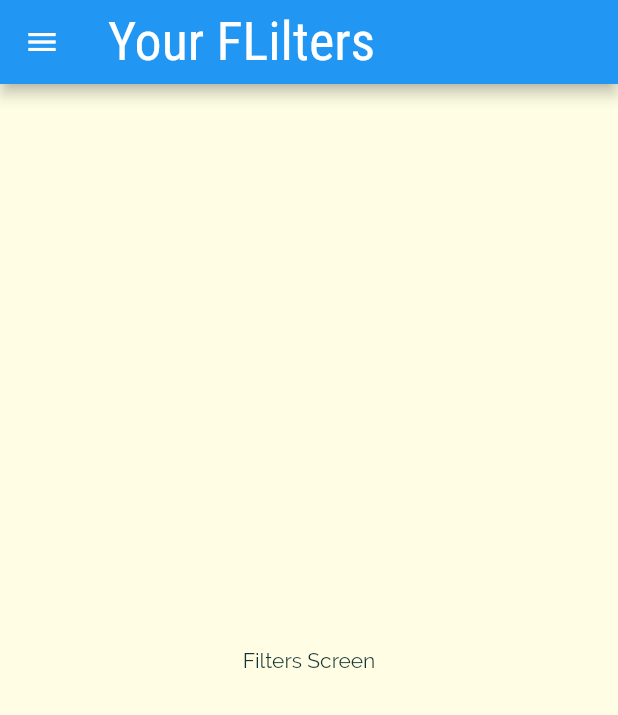
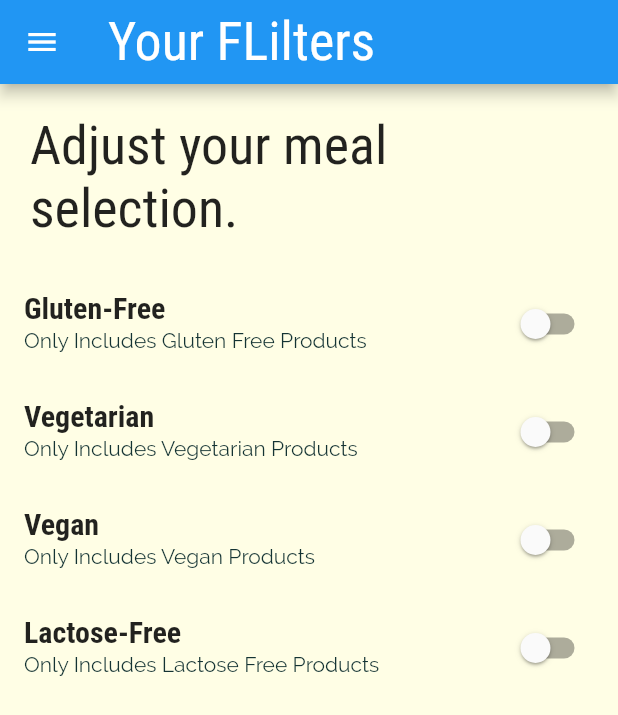
Before and after one commit to MesselemYoucef/flutter_meals_app, a Flutter app: the FiltersScreen screen opened by its route, on a phone screen of 412 x 824 dp. Shown: the top 715 px of the screen. Run offline on Flutter 3.47's test engine with Material 2 defaults, Android fonts, the phone set to English and light mode, and no system bars.

Commit message:
added the filters for the meal types

```diff
--- a/lib/screens/filter_screen.dart
+++ b/lib/screens/filter_screen.dart
@@ -1,20 +1,82 @@
 import 'package:flutter/material.dart';
 import '../widgets/main_drawer.dart';
 
-class FiltersScreen extends StatelessWidget {
+class FiltersScreen extends StatefulWidget {
   static String routeName = "/filters";
 
   const FiltersScreen({Key? key}) : super(key: key);
 
   @override
+  State<FiltersScreen> createState() => _FiltersScreenState();
+}
+
+class _FiltersScreenState extends State<FiltersScreen> {
+  var _glutenFree = false;
+  var _vegetarian = false;
+  var _vegan = false;
+  var _lactoseFree = false;
+
+  Widget _buildsSwitchListTile(String titleText, String description,
+      bool currentValue, Function updateValue) {
+    return SwitchListTile(
+      title: Text(titleText),
+      subtitle: Text(description),
+      value: currentValue,
+      onChanged: (value) {
+        updateValue(value);
+      },
+    );
+  }
+
+  @override
   Widget build(BuildContext context) {
     return Scaffold(
-      appBar: AppBar(
-        title: const Text("Your FLilters"),
-      ),
-      drawer: const MainDrawer(),
-      body: Center(
-      child: Text("Filters Screen"),
-    ));
+        appBar: AppBar(
+          title: const Text("Your FLilters"),
+        ),
+        drawer: const MainDrawer(),
+        body: Column(
+          children: [
+            Container(
+              padding: const EdgeInsets.all(20),
+              child: Text("Adjust your meal selection.",
+                  style: Theme.of(context).textTheme.titleLarge),
+            ),
+            Expanded(
+              child: ListView(
+                children: [
+                  _buildsSwitchListTile(
+                      "Gluten-Free", "Only Includes Gluten Free Products", _glutenFree,
+                      (newValue) {
+                    setState(() {
+                      _glutenFree = newValue;
+                    });
+                  }),
+                  _buildsSwitchListTile(
+                      "Vegetarian", "Only Includes Vegetarian Products", _vegetarian,
+                      (newValue) {
+                    setState(() {
+                      _vegetarian = newValue;
+                    });
+                  }),
+                  _buildsSwitchListTile(
+                      "Vegan", "Only Includes Vegan Products", _vegan,
+                      (newValue) {
+                    setState(() {
+                      _vegan = newValue;
+                    });
+                  }),
+                  _buildsSwitchListTile(
+                      "Lactose-Free", "Only Includes Lactose Free Products", _lactoseFree,
+                      (newValue) {
+                    setState(() {
+                      _lactoseFree = newValue;
+                    });
+                  }),
+                ],
+              ),
+            ),
+          ],
+        ));
   }
 }
```
